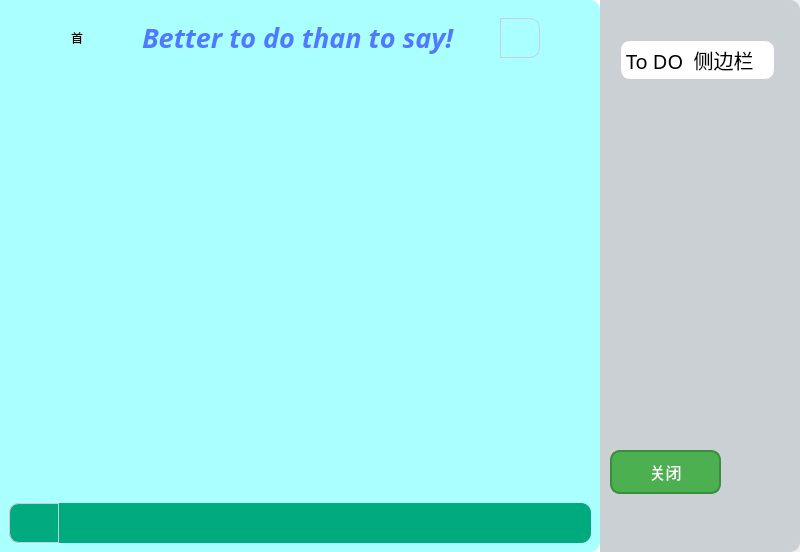
Before: the Qt Designer form ToDoListWidget/todolistwidget.ui in foryouos/ForyouTools, drawn with Qt 5.
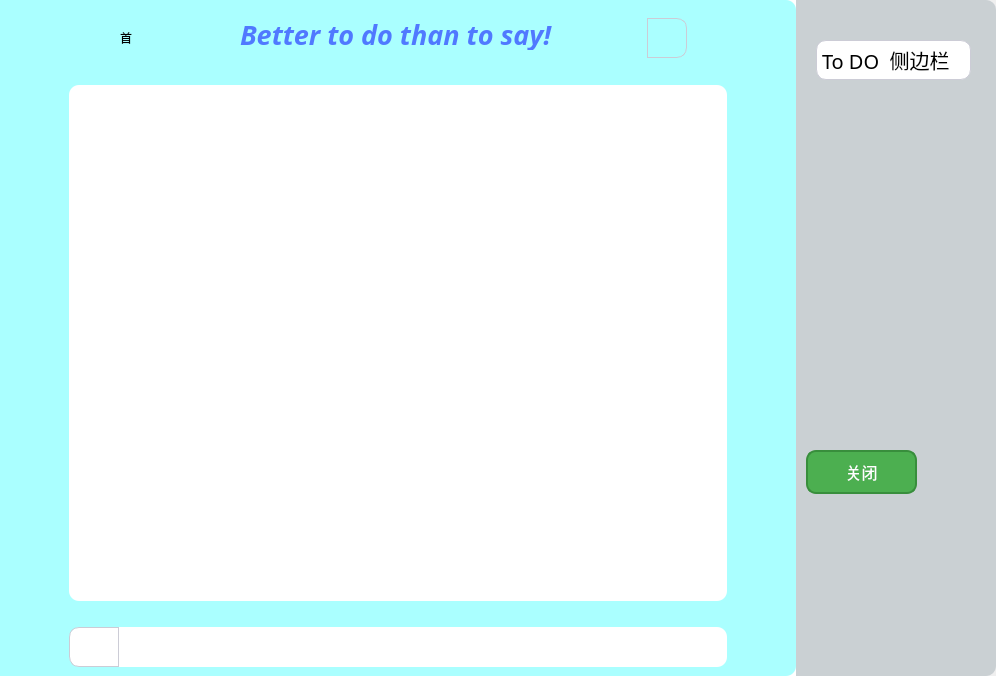
After: the same form once the commit is applied. Icons and pictures are not drawn.

```diff
--- a/ToDoListWidget/todolistwidget.ui
+++ b/ToDoListWidget/todolistwidget.ui
@@ -6,8 +6,8 @@
    <rect>
     <x>0</x>
     <y>0</y>
-    <width>800</width>
-    <height>552</height>
+    <width>996</width>
+    <height>676</height>
    </rect>
   </property>
   <property name="windowTitle">
@@ -91,6 +91,12 @@
            <layout class="QVBoxLayout" name="verticalLayout_2">
             <item>
              <widget class="QWidget" name="tolisttitleWidget" native="true">
+              <property name="maximumSize">
+               <size>
+                <width>16777215</width>
+                <height>50</height>
+               </size>
+              </property>
               <property name="styleSheet">
                <string notr="true">border: 0px solid #ccccd6;</string>
               </property>
@@ -170,10 +176,30 @@
              </widget>
             </item>
             <item>
-             <widget class="QListView" name="ToDoList">
-              <property name="styleSheet">
-               <string notr="true">border: 0px solid #ccccd6;</string>
-              </property>
+             <widget class="QWidget" name="ToDoListWidgetContent" native="true">
+              <layout class="QVBoxLayout" name="verticalLayout_3">
+               <property name="leftMargin">
+                <number>60</number>
+               </property>
+               <property name="topMargin">
+                <number>20</number>
+               </property>
+               <property name="rightMargin">
+                <number>60</number>
+               </property>
+               <property name="bottomMargin">
+                <number>20</number>
+               </property>
+               <item>
+                <widget class="QListWidget" name="ToDoList">
+                 <property name="styleSheet">
+                  <string notr="true">border: 0px solid #ccccd6;
+background-color: rgb(255, 255, 255);
+border-radius:10px;</string>
+                 </property>
+                </widget>
+               </item>
+              </layout>
              </widget>
             </item>
             <item>
@@ -184,26 +210,27 @@
                 <height>40</height>
                </size>
               </property>
+              <property name="maximumSize">
+               <size>
+                <width>16777215</width>
+                <height>50</height>
+               </size>
+              </property>
               <property name="styleSheet">
-               <string notr="true">border: 1px solid #ccccd6;
-background-color: rgb(0, 170, 127);
- border-top-left-radius:10px;
- border-top-right-radius:10px;
- border-bottom-left-radius:10px;
- border-bottom-right-radius:10px;</string>
+               <string notr="true"/>
               </property>
               <layout class="QHBoxLayout" name="horizontalLayout_4">
                <property name="spacing">
                 <number>0</number>
                </property>
                <property name="leftMargin">
-                <number>0</number>
+                <number>60</number>
                </property>
                <property name="topMargin">
                 <number>0</number>
                </property>
                <property name="rightMargin">
-                <number>0</number>
+                <number>60</number>
                </property>
                <property name="bottomMargin">
                 <number>0</number>
@@ -229,7 +256,13 @@
                   </size>
                  </property>
                  <property name="styleSheet">
-                  <string notr="true">border-top-right-radius:0px;
+                  <string notr="true">border: 1px solid #ccccd6;
+background-color: rgb(255, 255, 255);
+ border-top-left-radius:10px;
+ border-top-right-radius:10px;
+ border-bottom-left-radius:10px;
+ border-bottom-right-radius:10px;
+border-top-right-radius:0px;
 border-bottom-right-radius:0px;
 border-top-left-radius:10px;
 border-bottom-left-radius:10px</string>
@@ -257,7 +290,13 @@
                   </size>
                  </property>
                  <property name="styleSheet">
-                  <string notr="true">border: 0px solid #ccccd6;
+                  <string notr="true">border: 1px solid #ccccd6;
+background-color: rgb(255, 255, 255);
+ border-top-left-radius:10px;
+ border-top-right-radius:10px;
+ border-bottom-left-radius:10px;
+ border-bottom-right-radius:10px;
+border: 0px solid #ccccd6;
 border-top-left-radius:0px;
 border-bottom-left-radius:0px;</string>
                  </property>
```
